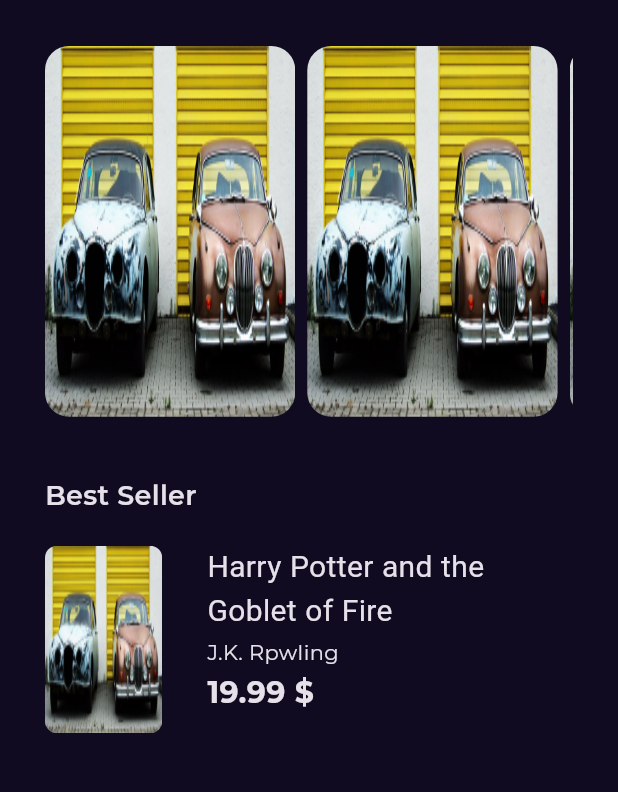
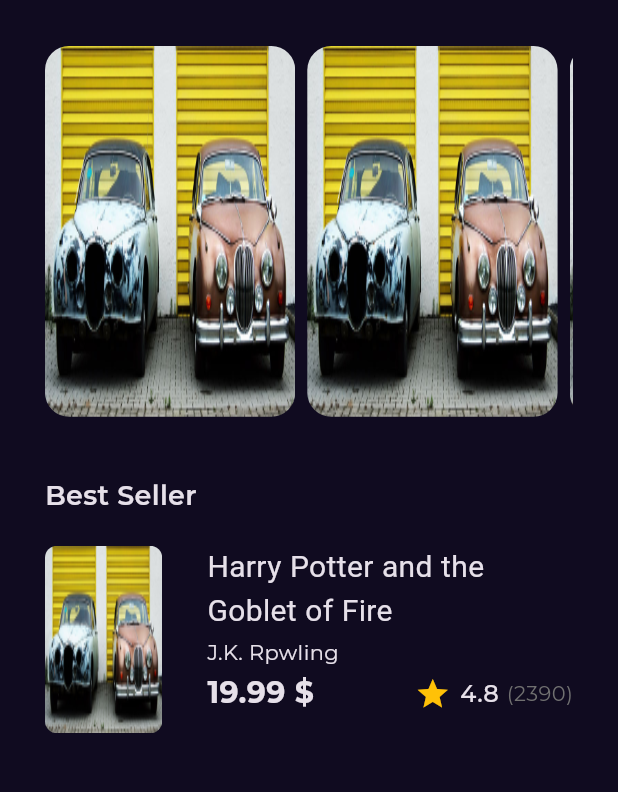
Before and after one commit to muhammad-mustafa1/BOOKIA, a Flutter app: the screen it shows after launch, on a phone screen of 412 x 824 dp, the part 116-908 px from its top. Run offline on Flutter 3.47's test engine with Material 3 defaults, Android fonts, the phone set to English and light mode, and no system bars; our stand-ins replace font_awesome_flutter, get, google_fonts.

Commit message:
best seller item done

```diff
--- a/lib/Features/home/presentation/views/widgets/best_seller_list_view_item.dart
+++ b/lib/Features/home/presentation/views/widgets/best_seller_list_view_item.dart
@@ -1,7 +1,9 @@
 import 'package:bookia/Core/Utils/styles.dart';
 import 'package:bookia/Core/assets.dart';
+import 'package:bookia/Features/home/presentation/views/widgets/book_rating.dart';
 import 'package:bookia/constants.dart';
 import 'package:flutter/material.dart';
+import 'package:flutter/widgets.dart';
 
 class BestSellerListViewItem extends StatelessWidget {
   const BestSellerListViewItem({super.key});
@@ -25,7 +27,8 @@ class BestSellerListViewItem extends StatelessWidget {
             ),
           ),
           const SizedBox(width: 30),
-          Column(
+          Expanded(
+            child: Column(
               crossAxisAlignment: CrossAxisAlignment.start,
               children: [
                 SizedBox(
@@ -34,7 +37,8 @@ class BestSellerListViewItem extends StatelessWidget {
                     'Harry Potter and the Goblet of Fire',
                     maxLines: 2,
                     overflow: TextOverflow.ellipsis,
-                  style: Styles.textStyle20.copyWith(fontFamily: kGtSectraFine),
+                    style:
+                        Styles.textStyle20.copyWith(fontFamily: kGtSectraFine),
                   ),
                 ),
                 const SizedBox(height: 3),
@@ -43,17 +47,9 @@ class BestSellerListViewItem extends StatelessWidget {
                   style: Styles.textStyle14,
                 ),
                 const SizedBox(height: 3),
-              Row(
-                mainAxisAlignment: MainAxisAlignment.spaceBetween,
-                children: [
-                  Text(
-                    '19.99 \$',
-                    style: Styles.textStyle20
-                        .copyWith(fontWeight: FontWeight.bold),
+                const BookRating()
+              ],
             ),
-                ],
-              )
-            ],
           )
         ],
       ),
--- /dev/null
+++ b/lib/Features/home/presentation/views/widgets/book_rating.dart
@@ -0,0 +1,38 @@
+import 'package:bookia/Core/Utils/styles.dart';
+import 'package:flutter/material.dart';
+
+class BookRating extends StatelessWidget {
+  const BookRating({
+    super.key,
+  });
+
+  @override
+  Widget build(BuildContext context) {
+    return Row(
+      mainAxisAlignment: MainAxisAlignment.spaceBetween,
+      children: [
+        Text(
+          '19.99 \$',
+          style: Styles.textStyle20.copyWith(fontWeight: FontWeight.bold),
+        ),
+        const Spacer(),
+        const Icon(
+          Icons.star,
+          color: Colors.amber,
+        ),
+        const SizedBox(width: 6.3),
+        const Text(
+          '4.8',
+          style: Styles.textStyle16,
+        ),
+        const SizedBox(width: 5),
+        Text(
+          '(2390)',
+          style: Styles.textStyle14.copyWith(
+            color: const Color(0xff707070),
+          ),
+        )
+      ],
+    );
+  }
+}
```
Lines whose indentation alone changed are shown as unchanged.
